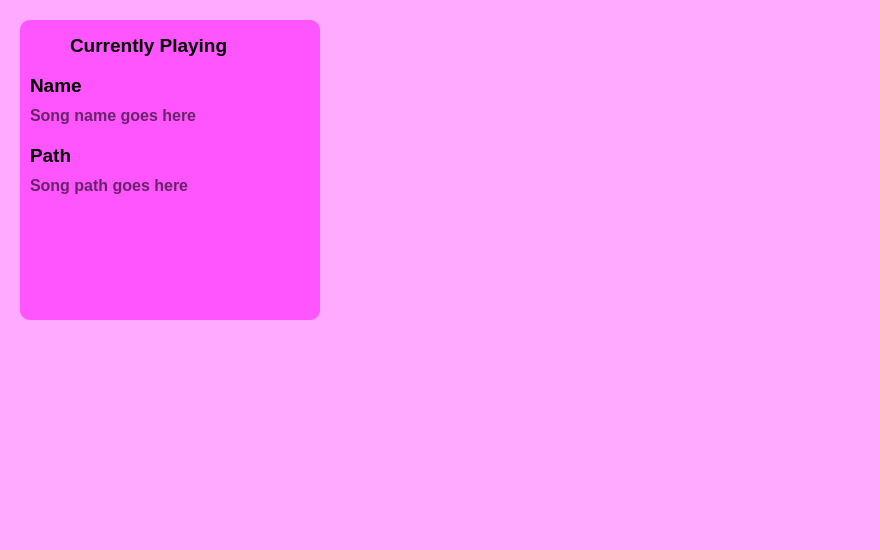
M0tgh3y/music-player-qt, file mainwindow.ui: the form before one commit.
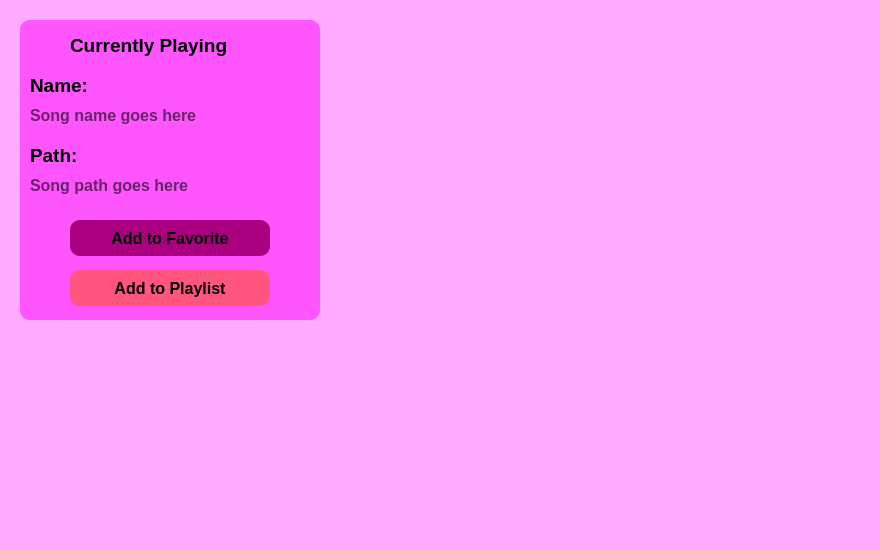
The form after the commit. Icons and pictures are not drawn.

```diff
--- a/mainwindow.ui
+++ b/mainwindow.ui
@@ -119,7 +119,7 @@
       <string notr="true">color: rgb(0, 0, 0);</string>
      </property>
      <property name="text">
-      <string>Name</string>
+      <string>Name:</string>
      </property>
     </widget>
     <widget class="QLabel" name="curentlyplaying_3">
@@ -163,7 +163,7 @@
       <string notr="true">color: rgb(0, 0, 0);</string>
      </property>
      <property name="text">
-      <string>Path</string>
+      <string>Path:</string>
      </property>
     </widget>
     <widget class="QLabel" name="curentlyplaying_5">
@@ -188,6 +188,52 @@
       <string>Song path goes here</string>
      </property>
     </widget>
+    <widget class="QPushButton" name="pushButton">
+     <property name="geometry">
+      <rect>
+       <x>50</x>
+       <y>200</y>
+       <width>200</width>
+       <height>36</height>
+      </rect>
+     </property>
+     <property name="font">
+      <font>
+       <pointsize>12</pointsize>
+       <bold>true</bold>
+      </font>
+     </property>
+     <property name="styleSheet">
+      <string notr="true">color: rgba(0, 0, 0, 255);
+background-color: rgb(170, 0, 127);</string>
+     </property>
+     <property name="text">
+      <string>Add to Favorite</string>
+     </property>
+    </widget>
+    <widget class="QPushButton" name="pushButton_2">
+     <property name="geometry">
+      <rect>
+       <x>50</x>
+       <y>250</y>
+       <width>200</width>
+       <height>36</height>
+      </rect>
+     </property>
+     <property name="font">
+      <font>
+       <pointsize>12</pointsize>
+       <bold>true</bold>
+      </font>
+     </property>
+     <property name="styleSheet">
+      <string notr="true">color: rgb(0, 0, 0);
+background-color: rgb(255, 85, 127);</string>
+     </property>
+     <property name="text">
+      <string>Add to Playlist</string>
+     </property>
+    </widget>
    </widget>
   </widget>
  </widget>
```
Left out of the diff: 8 changed lines with no effect on the pictures.
